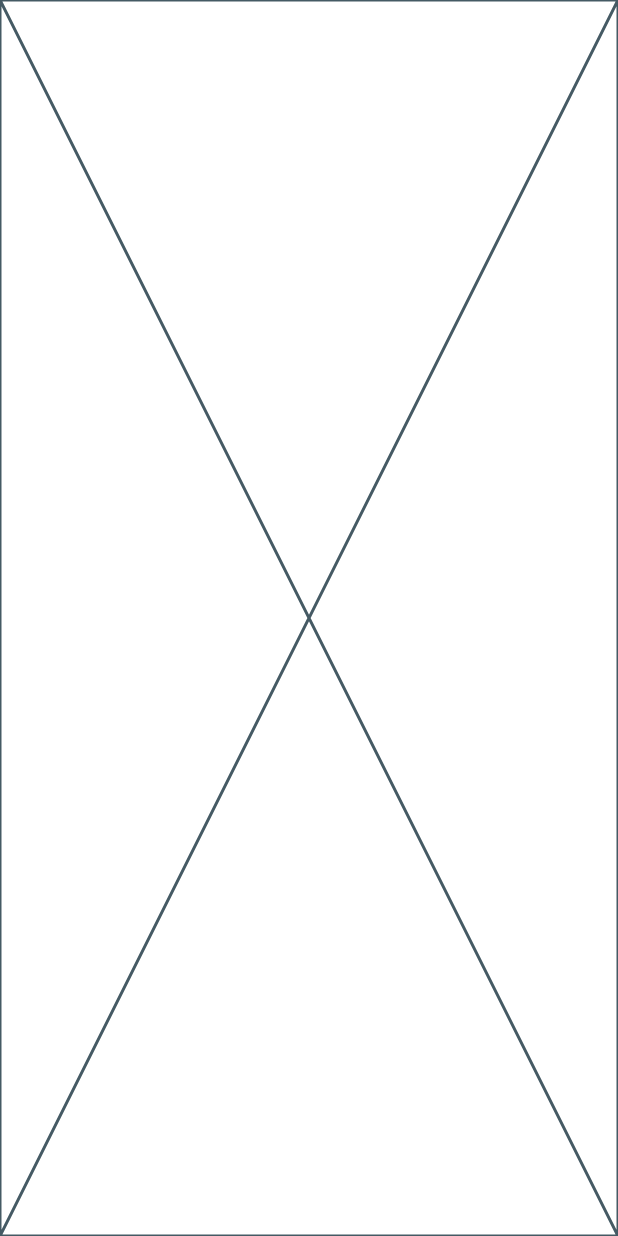
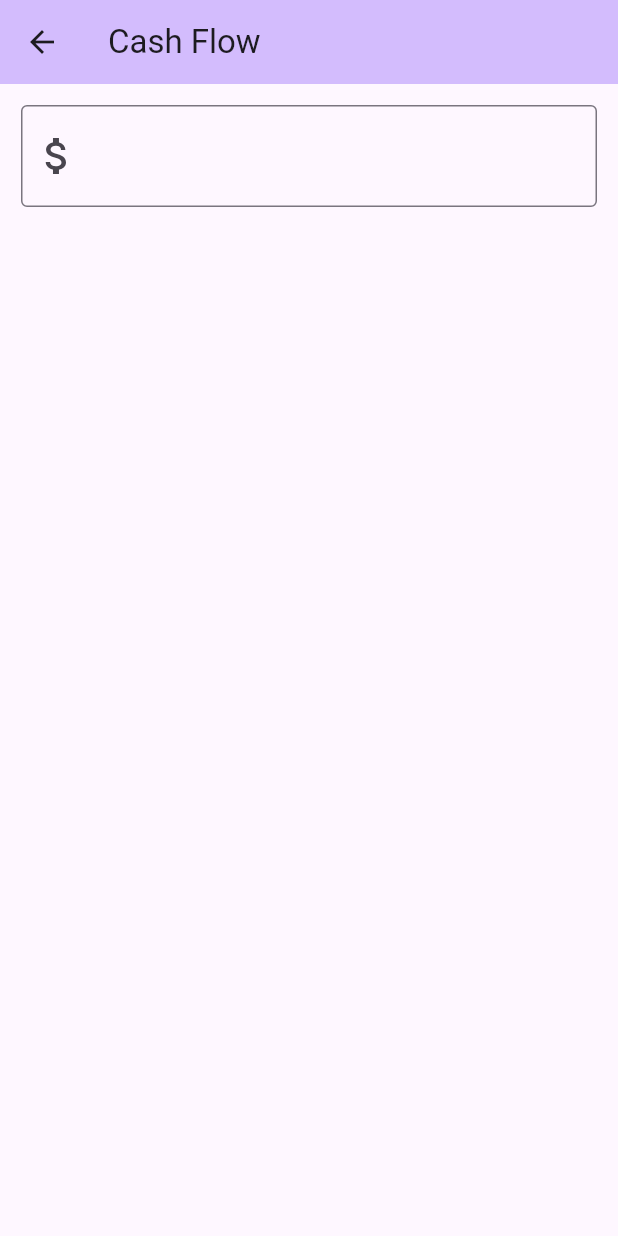
Before and after one commit to ViniBelo/cash_flow_flutter, a Flutter app: the screen it shows after launch, after a tap on the "add" icon, on a phone screen of 412 x 824 dp. Run offline on Flutter 3.47's test engine with Material 3 defaults, Android fonts, the phone set to English and light mode, and no system bars; our stand-ins replace drift, drift_flutter, get; accounts and stored records are empty; generated files the repository leaves out were written again.

Commit message:
First usable text field (amount)

```diff
--- a/lib/screens/cash_flow/form_screen.dart
+++ b/lib/screens/cash_flow/form_screen.dart
@@ -1,12 +1,34 @@
 import 'package:cash_flow/controllers/db_controller.dart';
+import 'package:cash_flow/screens/cash_flow/widgets/my_text_form_field.dart';
 import 'package:flutter/material.dart';
 import 'package:get/get.dart';
 
 class FormScreen extends GetView<DbController> {
-  const FormScreen({super.key});
+  FormScreen({super.key});
+
+  final TextEditingController amountController = TextEditingController();
 
   @override
   Widget build(BuildContext context) {
-    return const Placeholder();
+    return Scaffold(
+      appBar: AppBar(
+        backgroundColor: Theme.of(context).colorScheme.inversePrimary,
+        title: const Text("Cash Flow"),
+      ),
+      body: Center(
+        child: Column(
+          children: [
+            MyTextFormField(
+              controller: amountController,
+              textInputType: TextInputType.number,
+                prefixIcon: const Icon(
+                  Icons.attach_money,
+                  size: 32,
+                ),
+            ),
+          ],
+        ),
+      ),
+    );
   }
 }
--- /dev/null
+++ b/lib/screens/cash_flow/widgets/my_text_form_field.dart
@@ -0,0 +1,33 @@
+import 'package:flutter/material.dart';
+
+class MyTextFormField extends StatelessWidget {
+  const MyTextFormField({
+    super.key,
+    required this.controller,
+    this.textInputType = TextInputType.text,
+    this.prefixIcon,
+  });
+
+  final TextEditingController controller;
+  final TextInputType textInputType;
+  final Icon? prefixIcon;
+
+  @override
+  Widget build(BuildContext context) {
+    return Padding(
+      padding: const EdgeInsets.all(14.0),
+      child: TextFormField(
+        controller: controller,
+        decoration: InputDecoration(
+          border: const OutlineInputBorder(),
+          prefixIcon: prefixIcon,
+        ),
+        style: const TextStyle(
+          fontSize: 24,
+        ),
+        keyboardType: textInputType,
+        maxLines: 1,
+      ),
+    );
+  }
+}
```
